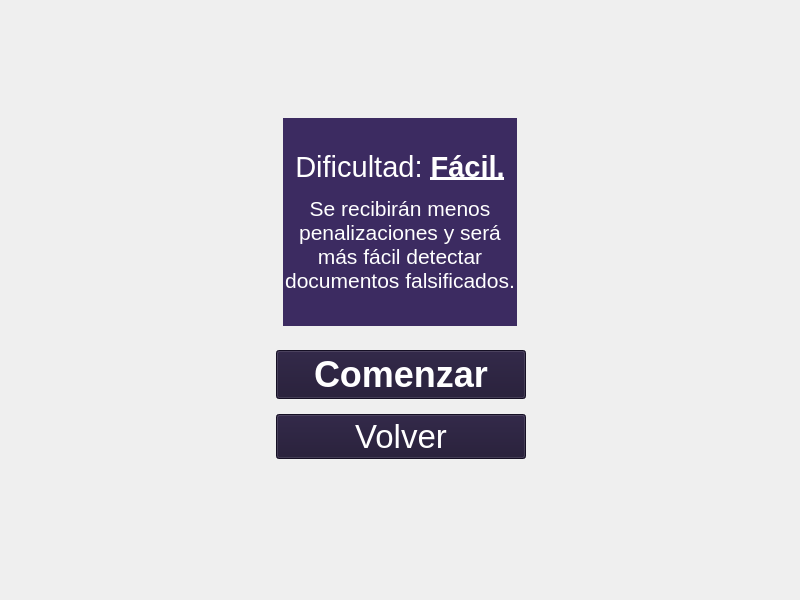
Qt form PantallaMenu/pantallamenu.ui (0tomi/POO-TP) before a commit.
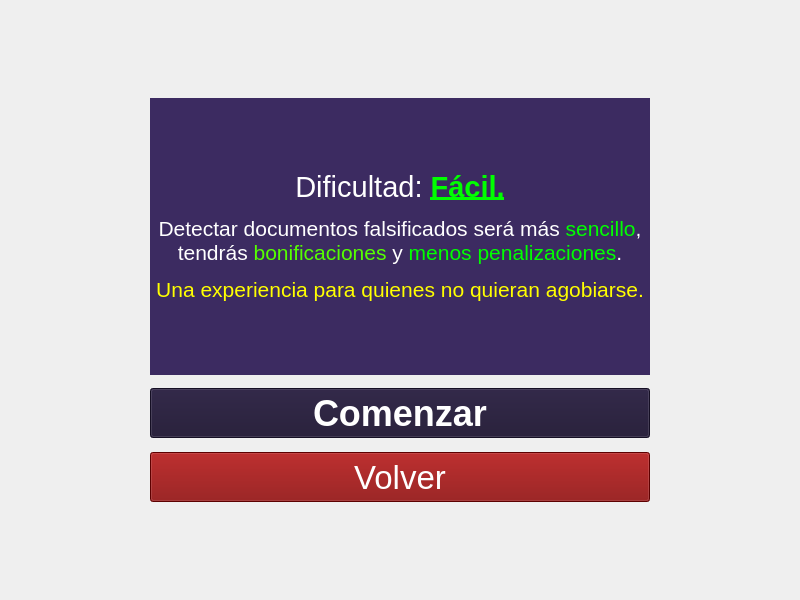
The same form after that commit. The open tabs and pages were chosen to show the change. Icons and pictures are not drawn.

Commit message: reworks a la ui

Diff of the .ui file:
```diff
--- a/PantallaMenu/pantallamenu.ui
+++ b/PantallaMenu/pantallamenu.ui
@@ -10,6 +10,12 @@
     <height>600</height>
    </rect>
   </property>
+  <property name="minimumSize">
+   <size>
+    <width>800</width>
+    <height>600</height>
+   </size>
+  </property>
   <property name="maximumSize">
    <size>
     <width>1920</width>
@@ -59,7 +65,7 @@
 </string>
      </property>
      <layout class="QHBoxLayout" name="horizontalLayout">
-      <item>
+      <item alignment="Qt::AlignHCenter|Qt::AlignVCenter">
        <widget class="QStackedWidget" name="menu">
         <property name="sizePolicy">
          <sizepolicy hsizetype="Preferred" vsizetype="Preferred">
@@ -69,14 +75,14 @@
         </property>
         <property name="minimumSize">
          <size>
-          <width>0</width>
-          <height>0</height>
-         </size>
-        </property>
-        <property name="maximumSize">
-         <size>
           <width>300</width>
-          <height>399</height>
+          <height>400</height>
+         </size>
+        </property>
+        <property name="maximumSize">
+         <size>
+          <width>800</width>
+          <height>800</height>
          </size>
         </property>
         <property name="currentIndex">
@@ -453,26 +459,68 @@
          </property>
          <layout class="QVBoxLayout" name="verticalLayout_5">
           <property name="spacing">
-           <number>15</number>
+           <number>1</number>
           </property>
           <property name="leftMargin">
-           <number>24</number>
+           <number>10</number>
           </property>
-          <property name="rightMargin">
-           <number>24</number>
+          <property name="topMargin">
+           <number>80</number>
           </property>
           <property name="bottomMargin">
-           <number>40</number>
+           <number>70</number>
           </property>
-          <item>
+          <item alignment="Qt::AlignHCenter|Qt::AlignVCenter">
            <widget class="QStackedWidget" name="descripciones">
+            <property name="minimumSize">
+             <size>
+              <width>300</width>
+              <height>300</height>
+             </size>
+            </property>
+            <property name="maximumSize">
+             <size>
+              <width>800</width>
+              <height>800</height>
+             </size>
+            </property>
             <property name="currentIndex">
              <number>0</number>
             </property>
             <widget class="QWidget" name="page1">
+             <property name="maximumSize">
+              <size>
+               <width>800</width>
+               <height>800</height>
+              </size>
+             </property>
              <layout class="QVBoxLayout" name="verticalLayout_7">
+              <property name="spacing">
+               <number>23</number>
+              </property>
+              <property name="leftMargin">
+               <number>20</number>
+              </property>
+              <property name="rightMargin">
+               <number>20</number>
+              </property>
+              <property name="bottomMargin">
+               <number>14</number>
+              </property>
               <item>
                <widget class="QLabel" name="descriFacil">
+                <property name="sizePolicy">
+                 <sizepolicy hsizetype="Preferred" vsizetype="Minimum">
+                  <horstretch>0</horstretch>
+                  <verstretch>0</verstretch>
+                 </sizepolicy>
+                </property>
+                <property name="minimumSize">
+                 <size>
+                  <width>500</width>
+                  <height>200</height>
+                 </size>
+                </property>
                 <property name="font">
                  <font>
                   <family>MS Sans Serif</family>
@@ -482,7 +530,7 @@
                  <string notr="true">background-color: #3c2b61</string>
                 </property>
                 <property name="text">
-                 <string>&lt;html&gt;&lt;head/&gt;&lt;body&gt;&lt;p align=&quot;center&quot;&gt;&lt;span style=&quot; font-size:22pt; color:#ffffff;&quot;&gt;Dificultad: &lt;/span&gt;&lt;span style=&quot; font-size:22pt; font-weight:700; text-decoration: underline; color:#ffffff;&quot;&gt;Fácil.&lt;/span&gt;&lt;/p&gt;&lt;p align=&quot;center&quot;&gt;&lt;span style=&quot; font-size:16pt; color:#ffffff;&quot;&gt;Se recibirán menos penalizaciones y será más fácil detectar documentos falsificados.&lt;/span&gt;&lt;/p&gt;&lt;/body&gt;&lt;/html&gt;</string>
+                 <string>&lt;html&gt;&lt;head/&gt;&lt;body&gt;&lt;p align=&quot;center&quot;&gt;&lt;span style=&quot; font-size:22pt; color:#ffffff;&quot;&gt;Dificultad: &lt;/span&gt;&lt;span style=&quot; font-size:22pt; font-weight:700; text-decoration: underline; color:#00ff00;&quot;&gt;Fácil.&lt;/span&gt;&lt;/p&gt;&lt;p align=&quot;center&quot;&gt;&lt;span style=&quot; font-size:16pt; color:#ffffff;&quot;&gt;Detectar documentos falsificados será más &lt;/span&gt;&lt;span style=&quot; font-size:16pt; color:#00ff00;&quot;&gt;sencillo&lt;/span&gt;&lt;span style=&quot; font-size:16pt; color:#ffffff;&quot;&gt;, tendrás &lt;/span&gt;&lt;span style=&quot; font-size:16pt; color:#55ff00;&quot;&gt;bonificaciones&lt;/span&gt;&lt;span style=&quot; font-size:16pt; color:#ffffff;&quot;&gt; y &lt;/span&gt;&lt;span style=&quot; font-size:16pt; color:#00ff00;&quot;&gt;menos penalizaciones&lt;/span&gt;&lt;span style=&quot; font-size:16pt; color:#ffffff;&quot;&gt;.&lt;/span&gt;&lt;/p&gt;&lt;p align=&quot;center&quot;&gt;&lt;span style=&quot; font-size:16pt; color:#ffff00;&quot;&gt;Una experiencia para quienes no quieran agobiarse.&lt;/span&gt;&lt;/p&gt;&lt;/body&gt;&lt;/html&gt;</string>
                 </property>
                 <property name="textFormat">
                  <enum>Qt::RichText</enum>
@@ -551,51 +599,96 @@
             </widget>
            </widget>
           </item>
-          <item>
-           <widget class="QPushButton" name="botonStart">
-            <property name="maximumSize">
+          <item alignment="Qt::AlignHCenter|Qt::AlignVCenter">
+           <widget class="QWidget" name="Botones" native="true">
+            <property name="sizePolicy">
+             <sizepolicy hsizetype="Preferred" vsizetype="Maximum">
+              <horstretch>0</horstretch>
+              <verstretch>0</verstretch>
+             </sizepolicy>
+            </property>
+            <property name="minimumSize">
              <size>
-              <width>250</width>
-              <height>50</height>
+              <width>200</width>
+              <height>150</height>
              </size>
             </property>
-            <property name="font">
-             <font>
-              <family>MS Sans Serif</family>
-              <pointsize>27</pointsize>
-              <bold>true</bold>
-             </font>
-            </property>
-            <property name="styleSheet">
-             <string notr="true">color: white;
+            <layout class="QVBoxLayout" name="verticalLayout_9">
+             <item>
+              <widget class="QPushButton" name="botonStart">
+               <property name="sizePolicy">
+                <sizepolicy hsizetype="Maximum" vsizetype="Expanding">
+                 <horstretch>0</horstretch>
+                 <verstretch>0</verstretch>
+                </sizepolicy>
+               </property>
+               <property name="minimumSize">
+                <size>
+                 <width>500</width>
+                 <height>50</height>
+                </size>
+               </property>
+               <property name="maximumSize">
+                <size>
+                 <width>500</width>
+                 <height>50</height>
+                </size>
+               </property>
+               <property name="font">
+                <font>
+                 <family>MS Sans Serif</family>
+                 <pointsize>27</pointsize>
+                 <bold>true</bold>
+                </font>
+               </property>
+               <property name="layoutDirection">
+                <enum>Qt::RightToLeft</enum>
+               </property>
+               <property name="styleSheet">
+                <string notr="true">color: white;
 background-color: #1e1532;</string>
-            </property>
-            <property name="text">
-             <string>Comenzar</string>
-            </property>
-           </widget>
-          </item>
-          <item>
-           <widget class="QPushButton" name="botonVolver2">
-            <property name="maximumSize">
-             <size>
-              <width>250</width>
-              <height>50</height>
-             </size>
-            </property>
-            <property name="font">
-             <font>
-              <family>MS Sans Serif</family>
-              <pointsize>25</pointsize>
-             </font>
-            </property>
-            <property name="styleSheet">
-             <string notr="true">color: white;
-background-color: #1e1532</string>
-            </property>
-            <property name="text">
-             <string>Volver</string>
-            </property>
+               </property>
+               <property name="text">
+                <string>Comenzar</string>
+               </property>
+              </widget>
+             </item>
+             <item>
+              <widget class="QPushButton" name="botonVolver2">
+               <property name="sizePolicy">
+                <sizepolicy hsizetype="Minimum" vsizetype="Expanding">
+                 <horstretch>0</horstretch>
+                 <verstretch>0</verstretch>
+                </sizepolicy>
+               </property>
+               <property name="minimumSize">
+                <size>
+                 <width>250</width>
+                 <height>50</height>
+                </size>
+               </property>
+               <property name="maximumSize">
+                <size>
+                 <width>500</width>
+                 <height>50</height>
+                </size>
+               </property>
+               <property name="font">
+                <font>
+                 <family>MS Sans Serif</family>
+                 <pointsize>25</pointsize>
+                </font>
+               </property>
+               <property name="styleSheet">
+                <string notr="true">color: white;
+background-color: rgb(130, 0, 0);</string>
+               </property>
+               <property name="text">
+                <string>Volver</string>
+               </property>
+              </widget>
+             </item>
+            </layout>
            </widget>
           </item>
          </layout>
```
Left out of the diff: 249 changed lines with no effect on the pictures. The commit also changes 2 other files.
